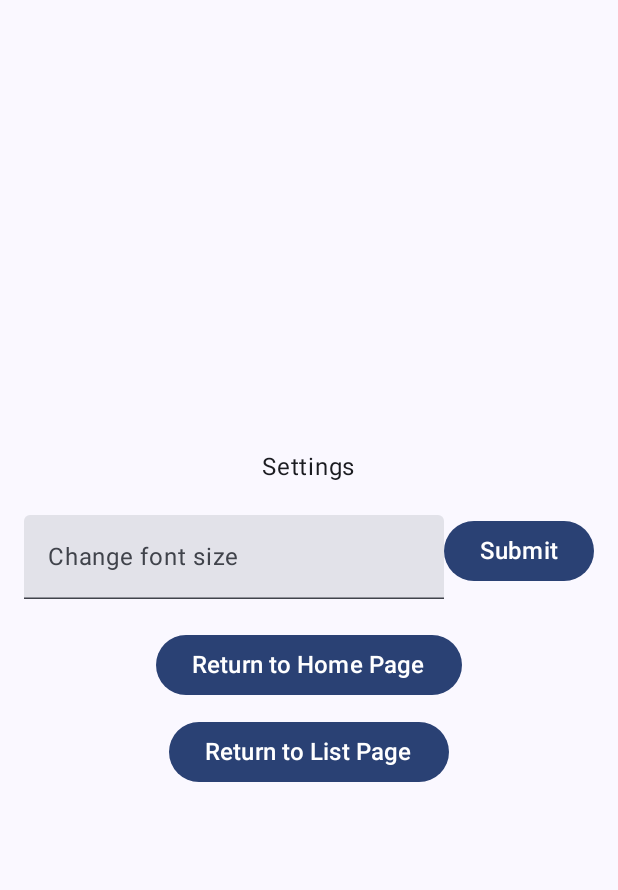
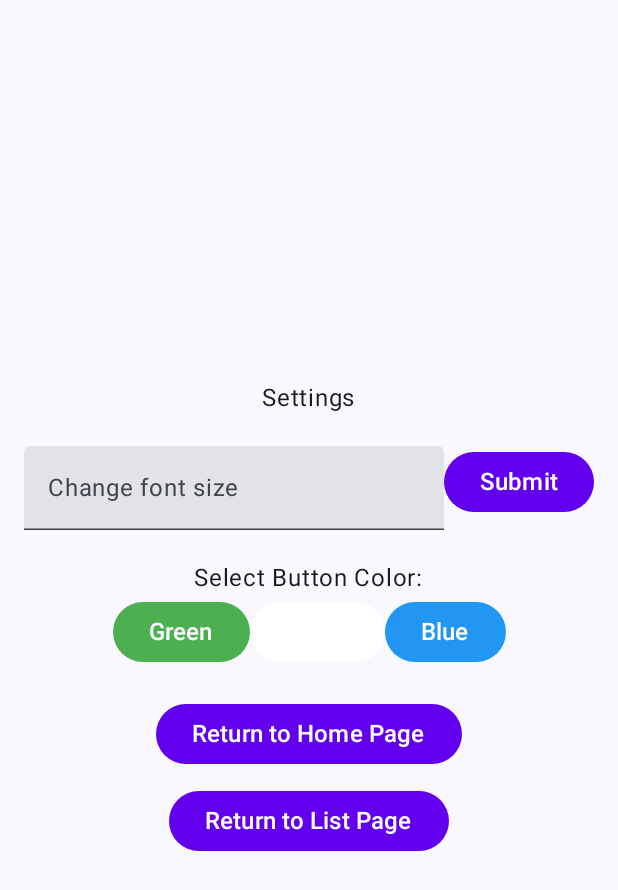
Before and after one commit to burkoA/MobileDevelopment, an Android app built with Jetpack Compose: the screen it shows after launch (SettingActivity), after a tap on "Settings", on a phone screen of 412 x 824 dp. Shown: the top 890 px of the screen. Run offline under Robolectric (Android 15) with nearby library versions, the light colour scheme and no system bars.

Commit message:
Add feature for changing buttons color

```diff
--- a/app/src/main/java/com/example/shopmanager/MainActivity.kt
+++ b/app/src/main/java/com/example/shopmanager/MainActivity.kt
@@ -2,7 +2,6 @@ package com.example.shopmanager
 
 import android.content.Intent
 import android.os.Bundle
-import android.widget.Space
 import androidx.activity.ComponentActivity
 import androidx.activity.compose.setContent
 import androidx.activity.enableEdgeToEdge
@@ -13,7 +12,7 @@ import androidx.compose.foundation.layout.fillMaxSize
 import androidx.compose.foundation.layout.height
 import androidx.compose.foundation.layout.padding
 import androidx.compose.material3.Button
-import androidx.compose.material3.Scaffold
+import androidx.compose.material3.ButtonDefaults
 import androidx.compose.material3.Surface
 import androidx.compose.material3.Text
 import androidx.compose.runtime.Composable
@@ -21,10 +20,11 @@ import androidx.compose.runtime.mutableStateOf
 import androidx.compose.runtime.remember
 import androidx.compose.ui.Alignment
 import androidx.compose.ui.Modifier
+import androidx.compose.ui.graphics.Color
 import androidx.compose.ui.platform.LocalContext
-import androidx.compose.ui.tooling.preview.Preview
 import androidx.compose.ui.unit.dp
 import androidx.compose.ui.unit.sp
+import androidx.core.graphics.toColorInt
 import com.example.shopmanager.ui.theme.ShopManagerTheme
 
 class MainActivity : ComponentActivity() {
@@ -35,10 +35,11 @@ class MainActivity : ComponentActivity() {
             ShopManagerTheme {
                 Surface (modifier = Modifier.fillMaxSize()) {
                     val preferences = remember { PreferencesManager(this) }
-                    val currentFontSize = remember { mutableStateOf(preferences.getData("fontSize")) }
-
+                    val currentFontSize = remember { mutableStateOf(preferences.getFontSize("fontSize")) }
+                    val currentButtonColor = remember { mutableStateOf(preferences.getButtonColor("buttonColor")) }
                     Greeting(
-                        fontSize = currentFontSize.value
+                        fontSize = currentFontSize.value,
+                        buttonColor = currentButtonColor.value
                     )
                 }
             }
@@ -47,7 +48,7 @@ class MainActivity : ComponentActivity() {
 }
 
 @Composable
-fun Greeting(fontSize: Float) {
+fun Greeting(fontSize: Float, buttonColor: String) {
     val context = LocalContext.current
 
     Column(
@@ -69,7 +70,9 @@ fun Greeting(fontSize: Float) {
 
         Button(onClick = {
 
-        }) {
+        }, colors = ButtonDefaults.buttonColors(
+            containerColor = Color(buttonColor.toColorInt())
+        )) {
             Text("Shop List",
                 fontSize = fontSize.sp)
         }
@@ -81,7 +84,9 @@ fun Greeting(fontSize: Float) {
         Button(onClick = {
             val intent = Intent(context, SettingActivity::class.java)
             context.startActivity(intent)
-        }) {
+        },colors = ButtonDefaults.buttonColors(
+            containerColor = Color(buttonColor.toColorInt())
+        )) {
             Text("Settings",
                 fontSize = fontSize.sp)
         }
--- a/app/src/main/java/com/example/shopmanager/SettingActivity.kt
+++ b/app/src/main/java/com/example/shopmanager/SettingActivity.kt
@@ -16,6 +16,7 @@ import androidx.compose.foundation.layout.fillMaxSize
 import androidx.compose.foundation.layout.height
 import androidx.compose.foundation.layout.padding
 import androidx.compose.material3.Button
+import androidx.compose.material3.ButtonDefaults
 import androidx.compose.material3.Surface
 import androidx.compose.material3.Text
 import androidx.compose.material3.TextField
@@ -26,11 +27,13 @@ import androidx.compose.runtime.remember
 import androidx.compose.runtime.setValue
 import androidx.compose.ui.Alignment
 import androidx.compose.ui.Modifier
+import androidx.compose.ui.graphics.Color
 import androidx.compose.ui.platform.LocalContext
 import androidx.compose.ui.unit.dp
 import androidx.compose.ui.unit.sp
 import androidx.core.content.edit
 import com.example.shopmanager.ui.theme.ShopManagerTheme
+import androidx.core.graphics.toColorInt
 
 class SettingActivity : ComponentActivity() {
     override fun onCreate(savedInstanceState: Bundle?) {
@@ -49,14 +52,24 @@ class SettingActivity : ComponentActivity() {
 class PreferencesManager(var context: Context){
     private val sp = context.getSharedPreferences("prefs", Context.MODE_PRIVATE)
 
-    fun saveData(key: String, value: Float){
+    fun saveFontSize(key: String, value: Float){
         sp.edit {
             putFloat(key, value)
         }
     }
 
-    fun getData(key: String?): Float{
+    fun getFontSize(key: String?): Float{
         return sp.getFloat(key, 16f)
+    }
+
+    fun saveButtonColor(key: String, value: String) {
+        sp.edit {
+            putString(key,value)
+        }
+    }
+
+    fun getButtonColor(key: String?) : String {
+        return sp.getString(key, "#FF6200EE") ?: "#FF6200EE"
     }
 }
 
@@ -66,7 +79,8 @@ fun Greeting2() {
     val context = LocalContext.current
     val preferences = remember { PreferencesManager(context) }
     var fontSize by remember { mutableStateOf("") }
-    val currentFontSize = remember { mutableStateOf(preferences.getData("fontSize")) }
+    val currentFontSize = remember { mutableStateOf(preferences.getFontSize("fontSize")) }
+    val currentButtonColor = remember { mutableStateOf(preferences.getButtonColor("buttonColor")) }
 
     Column(
         modifier = Modifier
@@ -80,6 +94,8 @@ fun Greeting2() {
             fontSize = currentFontSize.value.sp)
 
         Spacer(Modifier.height(20.dp))
+
+        // Change Font Size
 
         Row {
             TextField(
@@ -97,7 +113,7 @@ fun Greeting2() {
                 var size = fontSize.toFloatOrNull();
 
                 if(size != null) {
-                    preferences.saveData("fontSize",size)
+                    preferences.saveFontSize("fontSize",size)
                     currentFontSize.value = size
                 } else {
                     Toast.makeText(context, "Font size must be value!", Toast.LENGTH_LONG)
@@ -105,7 +121,9 @@ fun Greeting2() {
                 }
 
                 (context as? Activity)?.recreate()
-            }) {
+            },colors = ButtonDefaults.buttonColors(
+                containerColor = Color(currentButtonColor.value.toColorInt())
+            )) {
                 Text("Submit",
                     fontSize = currentFontSize.value.sp)
             }
@@ -113,11 +131,69 @@ fun Greeting2() {
 
         Spacer(Modifier.height(20.dp))
 
+        // Change button background
+
+        Text("Select Button Color:",
+            fontSize = currentFontSize.value.sp)
+
+        Row {
+            Button(
+                onClick = {
+                    preferences.saveButtonColor("buttonColor", "#FF4CAF50") // Green
+                    currentButtonColor.value = "#FF4CAF50"
+                },
+                colors = ButtonDefaults.buttonColors(
+                    containerColor = Color(0xFF4CAF50)
+                )
+            ) {
+                Text(
+                    "Green",
+                    fontSize = currentFontSize.value.sp
+                )
+            }
+
+            Button(
+                onClick = {
+                    preferences.saveButtonColor("buttonColor", "#FFFFFFFF") // White
+                    currentButtonColor.value = "#FFFFFFFF"
+                },
+                colors = ButtonDefaults.buttonColors(
+                    containerColor = Color(0xFFFFFFFF),
+                )
+            ) {
+                Text(
+                    "White",
+                    fontSize = currentFontSize.value.sp,
+                )
+            }
+
+            Button(
+                onClick = {
+                    preferences.saveButtonColor("buttonColor", "#FF2196F3") // Blue
+                    currentButtonColor.value = "#FF2196F3"
+                },
+                colors = ButtonDefaults.buttonColors(
+                    containerColor = Color(0xFF2196F3)
+                )
+            ) {
+                Text(
+                    "Blue",
+                    fontSize = currentFontSize.value.sp
+                )
+            }
+        }
+
+        Spacer(Modifier.height(20.dp))
+
+        // Navigation
+
         Button(onClick = {
             val intent = Intent(context, MainActivity::class.java)
             intent.flags = Intent.FLAG_ACTIVITY_CLEAR_TOP
             context.startActivity(intent)
-        })
+        }, colors = ButtonDefaults.buttonColors(
+            containerColor = Color(currentButtonColor.value.toColorInt())
+        ))
         {
             Text("Return to Home Page",
                 fontSize = currentFontSize.value.sp)
@@ -125,7 +201,12 @@ fun Greeting2() {
 
         Spacer(Modifier.height(10.dp))
 
-        Button(onClick = {}) {
+        Button(onClick = {
+
+        },
+            colors = ButtonDefaults.buttonColors(
+                containerColor = Color(currentButtonColor.value.toColorInt())
+            )) {
             Text("Return to List Page",
                 fontSize = currentFontSize.value.sp)
         }
```
